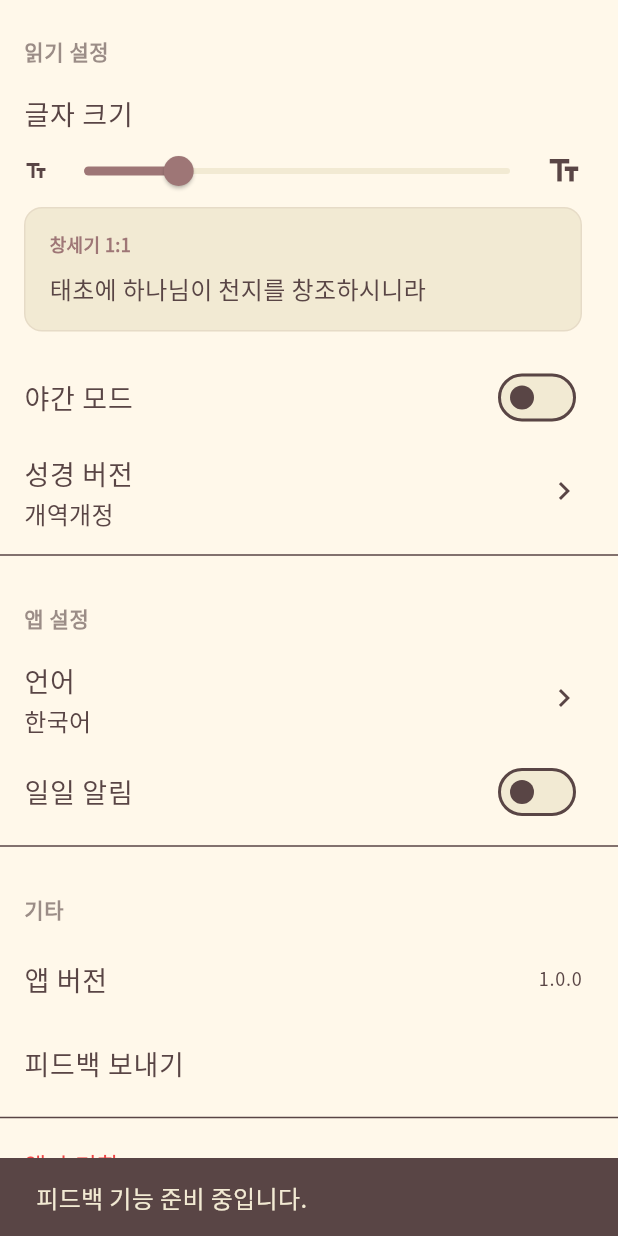
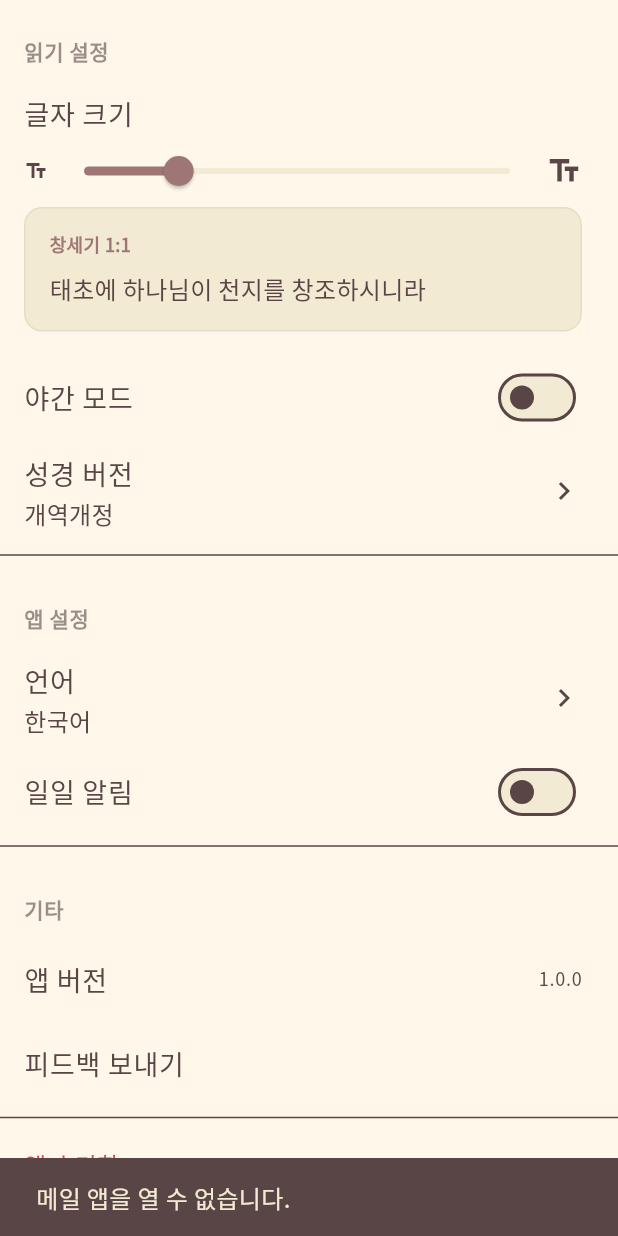
Before and after one commit to ConanShin/bible, a Flutter app: the SettingsScreen screen opened directly, after a tap on "피드백 보내기", on a phone screen of 412 x 824 dp. Run offline on Flutter 3.47's test engine with Material 3 defaults, Android fonts, the phone set to English and light mode, and no system bars; our stand-ins replace dio, google_fonts, google_mobile_ads, logger, share_plus, shared_preferences and 1 more; accounts and stored records are empty.

Commit message:
feat: 피드백 보내기 기능

```diff
--- a/lib/screens/settings/settings_screen.dart
+++ b/lib/screens/settings/settings_screen.dart
@@ -8,7 +8,16 @@ import '../../theme/app_text_styles.dart';
 import '../../widgets/download_progress_dialog.dart';
 import 'package:logger/logger.dart';
 
+import 'package:url_launcher/url_launcher.dart';
 import '../onboarding/onboarding_screen.dart';
+
+String? encodeQueryParameters(Map<String, String> params) {
+  return params.entries
+      .map(
+        (e) => '${Uri.encodeComponent(e.key)}=${Uri.encodeComponent(e.value)}',
+      )
+      .join('&');
+}
 
 class SettingsScreen extends StatefulWidget {
   const SettingsScreen({super.key});
@@ -186,10 +195,30 @@ class _SettingsScreenState extends State<SettingsScreen> {
 
           ListTile(
             title: const Text('피드백 보내기'),
-            onTap: () {
-              ScaffoldMessenger.of(
-                context,
-              ).showSnackBar(const SnackBar(content: Text('피드백 기능 준비 중입니다.')));
+            onTap: () async {
+              final Uri emailLaunchUri = Uri(
+                scheme: 'mailto',
+                path: 'cheolmin.conan.shin@gmail.com',
+                query: encodeQueryParameters({'subject': '[성경 앱 피드백]'}),
+              );
+
+              try {
+                if (await canLaunchUrl(emailLaunchUri)) {
+                  await launchUrl(emailLaunchUri);
+                } else {
+                  if (context.mounted) {
+                    ScaffoldMessenger.of(context).showSnackBar(
+                      const SnackBar(content: Text('메일 앱을 열 수 없습니다.')),
+                    );
+                  }
+                }
+              } catch (e) {
+                if (context.mounted) {
+                  ScaffoldMessenger.of(context).showSnackBar(
+                    const SnackBar(content: Text('작업 중 오류가 발생했습니다.')),
+                  );
+                }
+              }
             },
           ),
 
--- a/pubspec.yaml
+++ b/pubspec.yaml
@@ -44,6 +44,7 @@ dependencies:
   sqflite: ^2.4.2
   path: ^1.9.1
   google_mobile_ads: ^5.1.0
+  url_launcher: ^6.3.1
 
 dev_dependencies:
   flutter_test:
```
Also changed, not shown: pubspec.lock, 2 other files.
